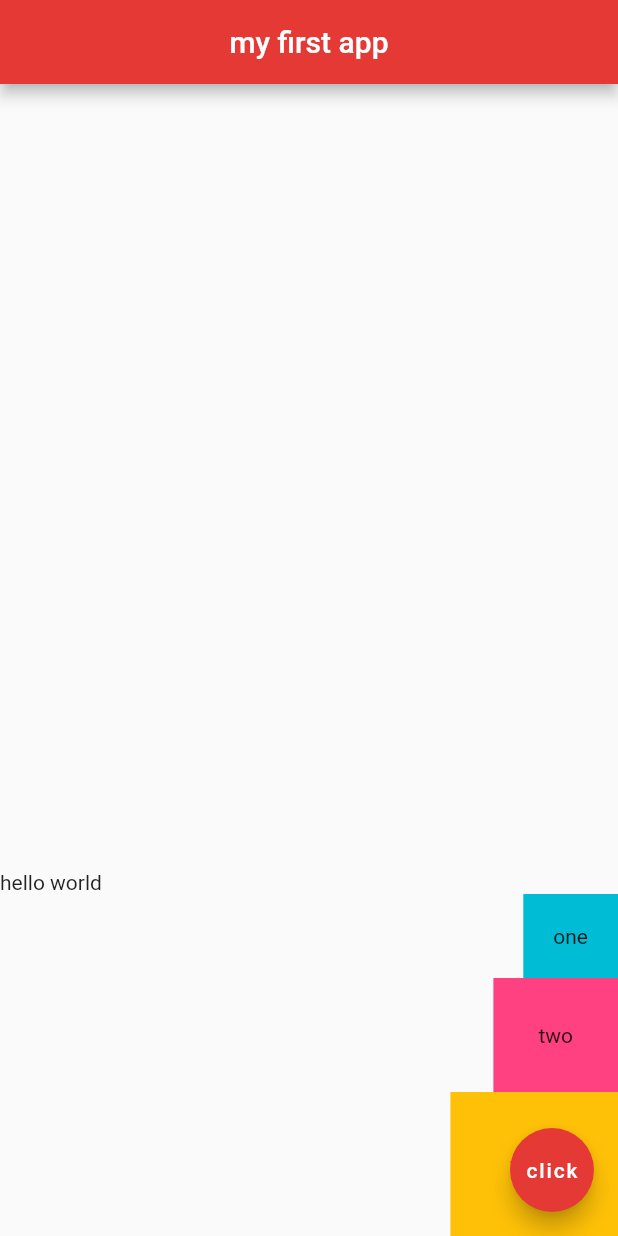
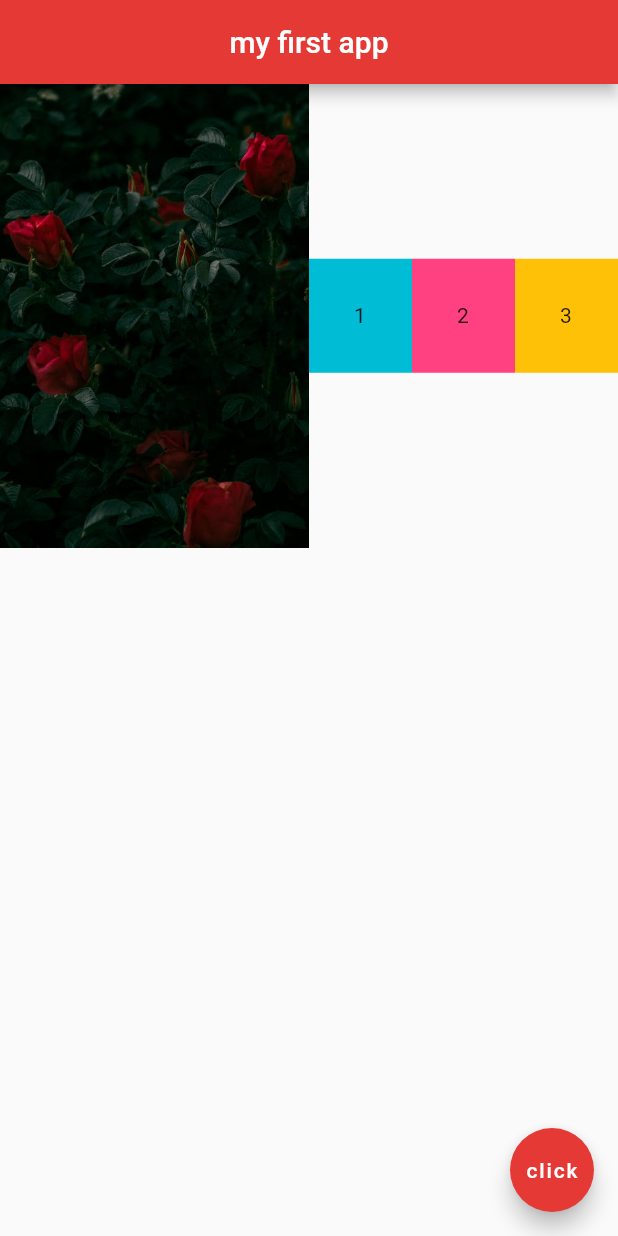
Before and after one commit to GRACIOUSP/Location-time, a Flutter app: the screen it shows after launch, on a phone screen of 412 x 824 dp. Run offline on Flutter 3.47's test engine with Material 2 defaults, Android fonts, the phone set to English and light mode, and no system bars.

Commit message:
Expanded widgets

```diff
--- a/lib/main.dart
+++ b/lib/main.dart
@@ -14,31 +14,35 @@ class Home extends StatelessWidget {
         backgroundColor: Colors.red[600],
       ),
 
-      body: Column(
-        // In columns, mainAxisAlignment is vertical while crossAxisAlignment is horizontal
-        mainAxisAlignment: MainAxisAlignment.end,
-        crossAxisAlignment: CrossAxisAlignment.end,
+      body: Row(
             children: [
-          Row(
-            children: [
-              Text('hello'),
-              Text(' world')
-            ],
+              Expanded(
+                child: Image.asset('images/img2.jpg'),
+                flex: 3,
               ),
-          Container(
-            padding: EdgeInsets.all(20.0),
+              Expanded(
+                flex: 1,
+                child: Container(
+                  padding: EdgeInsets.all(30.0),
                   color: Colors.cyan,
-            child: Text('one'),
+                  child: Text('1')
                 ),
-          Container(
+              ),
+              Expanded(
+                flex: 1,
+                child: Container(
                   padding: EdgeInsets.all(30.0),
                   color: Colors.pinkAccent,
-            child: Text('two'),
+                  child: Text('2')
                 ),
-          Container(
-            padding: EdgeInsets.all(40.0),
+              ),
+              Expanded(
+                flex: 1,
+                child: Container(
+                  padding: EdgeInsets.all(30.0),
                   color: Colors.amber,
-            child: Text('three'),
+                  child: Text('3')
+                ),
               ),
             ],
       ),
```
Lines whose indentation alone changed are shown as unchanged.
